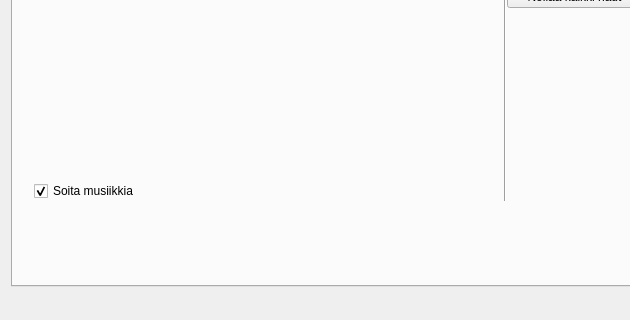
Before: the Qt Designer form App/UI/finlandia.ui in vikidi/Finlandia-Hiihto-Visual, drawn with Qt 5; both pictures show x 0 to 630 and y 507 to 827 of the 1280 by 827 pixel window.
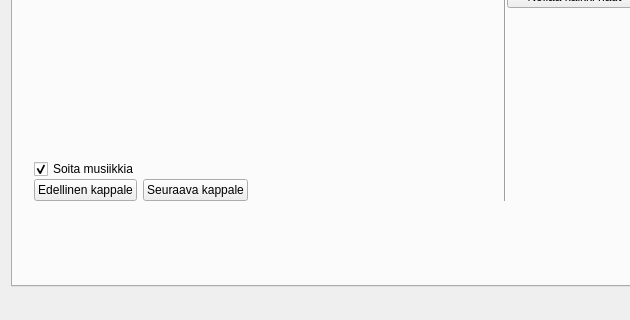
After: the same form once the commit is applied. Custom widgets are drawn as their Qt base class.

Commit message: Next and prev buttons to music

Diff of the .ui file:
```diff
--- a/App/UI/finlandia.ui
+++ b/App/UI/finlandia.ui
@@ -1107,6 +1107,16 @@
            <item row="24" column="2">
             <layout class="QHBoxLayout" name="horizontalLayout_6"/>
            </item>
+           <item row="27" column="2">
+            <widget class="QCheckBox" name="MusicCheckbox">
+             <property name="text">
+              <string>Soita musiikkia</string>
+             </property>
+             <property name="checked">
+              <bool>true</bool>
+             </property>
+            </widget>
+           </item>
            <item row="25" column="2">
             <layout class="QVBoxLayout" name="verticalLayout">
              <item>
@@ -1141,15 +1151,36 @@
              </item>
             </layout>
            </item>
-           <item row="27" column="2">
-            <widget class="QCheckBox" name="MusicCheckbox">
-             <property name="text">
-              <string>Soita musiikkia</string>
-             </property>
-             <property name="checked">
-              <bool>true</bool>
-             </property>
-            </widget>
+           <item row="28" column="2">
+            <layout class="QHBoxLayout" name="horizontalLayout_13">
+             <item>
+              <widget class="QPushButton" name="btn_prevSong">
+               <property name="text">
+                <string>Edellinen kappale</string>
+               </property>
+              </widget>
+             </item>
+             <item>
+              <widget class="QPushButton" name="btn_nextSong">
+               <property name="text">
+                <string>Seuraava kappale</string>
+               </property>
+              </widget>
+             </item>
+             <item>
+              <spacer name="horizontalSpacer_6">
+               <property name="orientation">
+                <enum>Qt::Horizontal</enum>
+               </property>
+               <property name="sizeHint" stdset="0">
+                <size>
+                 <width>40</width>
+                 <height>20</height>
+                </size>
+               </property>
+              </spacer>
+             </item>
+            </layout>
            </item>
           </layout>
          </item>
```
The commit also changes 1 other file.
